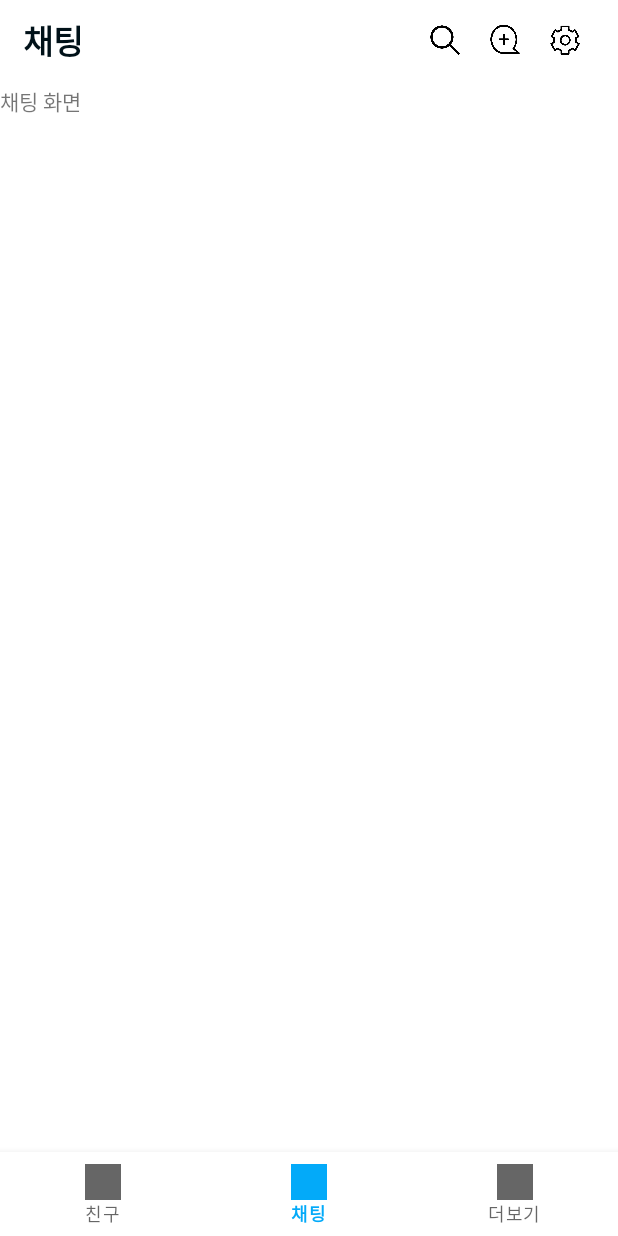
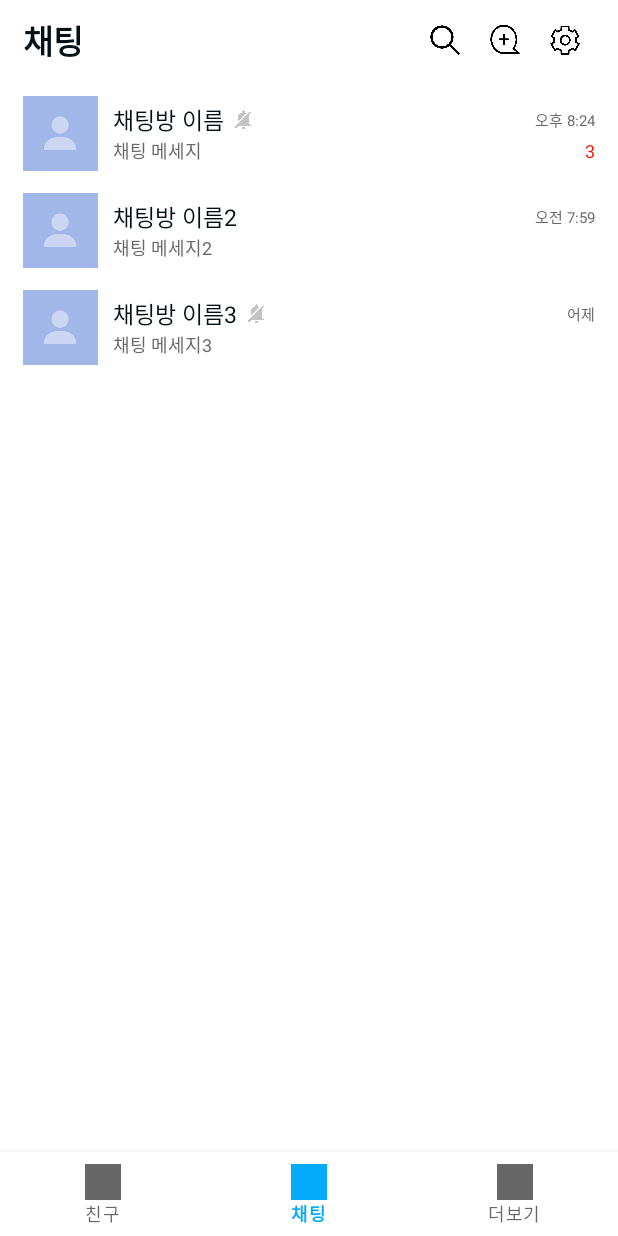
Before and after one commit to AnYeRim/ChattingApp, an Android app: the FriendsFragment screen opened directly, with no data from a screen before it, item 2 of the bottom bar chosen, on a phone screen of 412 x 824 dp. Run offline under Robolectric (Android 15) with nearby library versions, the light colour scheme and no system bars; pictures from the network do not load.

Commit message:
create chatting room ui & function
대략적인 ui 및 기능

```diff
--- /dev/null
+++ b/app/src/main/java/com/example/chattingapp/Model/DTO/Room.java
@@ -0,0 +1,108 @@
+package com.example.chattingapp.Model.DTO;
+
+import com.google.gson.annotations.SerializedName;
+
+//DTO란 전달하는 데이터가 저장되어있는 객체. (서버로 보내는 값)
+//VO는 Read를 목적으로 값이 저장되어있는 객체로 값의 변경이 없다. (서버에서 받은 값)
+public class Room {
+
+    @SerializedName("room_id")
+    private String id;
+
+    @SerializedName("profile_url")
+    private String imageURL;
+
+    @SerializedName("room_title")
+    private String roomTitle;
+
+    @SerializedName("member_total")
+    private String total;
+
+    @SerializedName("room_alarm")
+    private boolean alarm;
+
+    @SerializedName("room_update_date")
+    private String updateDate;
+
+    @SerializedName("message")
+    private String message;
+
+    @SerializedName("new_message")
+    private int newMessage;
+
+    public Room(String id, String imageURL, String roomTitle, String message, String total,
+                boolean alarm, String updateDate, int newMessage) {
+        this.id = id;
+        this.imageURL = imageURL;
+        this.roomTitle = roomTitle;
+        this.message = message;
+        this.total = total;
+        this.alarm = alarm;
+        this.updateDate = updateDate;
+        this.newMessage = newMessage;
+    }
+
+    public String getId() {
+        return id;
+    }
+
+    public void setId(String id) {
+        this.id = id;
+    }
+
+    public String getImageURL() {
+        return imageURL;
+    }
+
+    public void setImageURL(String imageURL) {
+        this.imageURL = imageURL;
+    }
+
+    public String getRoomTitle() {
+        return roomTitle;
+    }
+
+    public void setRoomTitle(String roomTitle) {
+        this.roomTitle = roomTitle;
+    }
+
+    public String getMessage() {
+        return message;
+    }
+
+    public void setMessage(String message) {
+        this.message = message;
+    }
+
+    public String getTotal() {
+        return total;
+    }
+
+    public void setTotal(String total) {
+        this.total = total;
+    }
+
+    public boolean isAlarm() {
+        return alarm;
+    }
+
+    public void setAlarm(boolean alarm) {
+        this.alarm = alarm;
+    }
+
+    public String getUpdateDate() {
+        return updateDate;
+    }
+
+    public void setUpdateDate(String updateDate) {
+        this.updateDate = updateDate;
+    }
+
+    public int getNewMessage() {
+        return newMessage;
+    }
+
+    public void setNewMessage(int newMessage) {
+        this.newMessage = newMessage;
+    }
+}
--- a/app/src/main/java/com/example/chattingapp/View/Activity/MainActivity.java
+++ b/app/src/main/java/com/example/chattingapp/View/Activity/MainActivity.java
@@ -9,7 +9,7 @@ import androidx.appcompat.app.AppCompatActivity;
 import androidx.fragment.app.Fragment;
 
 import com.example.chattingapp.R;
-import com.example.chattingapp.View.Fragment.ChatFragment;
+import com.example.chattingapp.View.Fragment.RoomFragment;
 import com.example.chattingapp.View.Fragment.EtcFragment;
 import com.example.chattingapp.View.Fragment.FriendsFragment;
 import com.example.chattingapp.databinding.ActivityMainBinding;
@@ -30,7 +30,7 @@ public class MainActivity extends AppCompatActivity {
         setContentView(binding.getRoot());
 
         frg_friends = new FriendsFragment();
-        frg_chat = new ChatFragment();
+        frg_chat = new RoomFragment();
         frg_etc = new EtcFragment();
 
         binding.titleBar.txtTitle.setText("친구");
--- a/app/src/main/java/com/example/chattingapp/View/Adapter/AdapterFriends.java
+++ b/app/src/main/java/com/example/chattingapp/View/Adapter/AdapterFriends.java
@@ -34,7 +34,7 @@ public class AdapterFriends extends RecyclerView.Adapter<AdapterFriends.ViewHold
 
     @Override
     public void onBindViewHolder(@NonNull AdapterFriends.ViewHolder holder, int position) {
-        holder.setItemTermsBinding(data.get(position));
+        holder.setItemFriendsBinding(data.get(position));
     }
 
     @Override
@@ -52,7 +52,7 @@ public class AdapterFriends extends RecyclerView.Adapter<AdapterFriends.ViewHold
             itemFriendsBinding.linearFriends.setOnClickListener(this);
         }
 
-        void setItemTermsBinding(Friends data) {
+        void setItemFriendsBinding(Friends data) {
             //Glide.with(mContext).load(data.getImageURL()).into(itemFriendsBinding.imgProfile);
             itemFriendsBinding.txtNicName.setText(data.getNikName());
             //itemFriendsBinding.txtMessage.setText(data.getMessage());
@@ -62,7 +62,7 @@ public class AdapterFriends extends RecyclerView.Adapter<AdapterFriends.ViewHold
         public void onClick(View view) {
             int position = getAdapterPosition();
 
-            Toast.makeText(mContext,data.get(position).getNikName().toString(), Toast.LENGTH_SHORT).show();
+            Toast.makeText(mContext,data.get(position).getNikName(), Toast.LENGTH_SHORT).show();
         }
     }
 }
--- /dev/null
+++ b/app/src/main/java/com/example/chattingapp/View/Adapter/AdapterRoom.java
@@ -0,0 +1,131 @@
+package com.example.chattingapp.View.Adapter;
+
+import android.app.AlertDialog;
+import android.content.Context;
+import android.content.DialogInterface;
+import android.view.LayoutInflater;
+import android.view.View;
+import android.view.ViewGroup;
+import android.widget.Toast;
+
+import androidx.annotation.NonNull;
+import androidx.recyclerview.widget.RecyclerView;
+
+import com.example.chattingapp.Model.DTO.Room;
+import com.example.chattingapp.R;
+import com.example.chattingapp.databinding.ItemRoomBinding;
+
+import java.util.ArrayList;
+
+public class AdapterRoom extends RecyclerView.Adapter<AdapterRoom.ViewHolder> {
+
+    private Context mContext;
+    private ArrayList<Room> data;
+
+    public AdapterRoom(Context mContext, ArrayList<Room> data) {
+        this.mContext = mContext;
+        this.data = data;
+    }
+
+    @NonNull
+    @Override
+    public AdapterRoom.ViewHolder onCreateViewHolder(@NonNull ViewGroup parent, int viewType) {
+        View view = LayoutInflater.from(mContext).inflate(R.layout.item_room,parent,false);
+        return new AdapterRoom.ViewHolder(view);
+    }
+
+    @Override
+    public void onBindViewHolder(@NonNull AdapterRoom.ViewHolder holder, int position) {
+        holder.setItemRoomBinding(data.get(position));
+    }
+
+    @Override
+    public int getItemCount() {
+        return data.size();
+    }
+
+    public class ViewHolder extends RecyclerView.ViewHolder implements View.OnClickListener, View.OnLongClickListener {
+        private ItemRoomBinding itemRoomBinding;
+
+        public ViewHolder(@NonNull View itemView) {
+            super(itemView);
+
+            itemRoomBinding = ItemRoomBinding.bind(itemView);
+            itemRoomBinding.linearRoom.setOnClickListener(this);
+            itemRoomBinding.linearRoom.setOnLongClickListener(this);
+        }
+
+        void setItemRoomBinding(Room data) {
+            //Glide.with(mContext).load(data.getImageURL()).into(itemFriendsBinding.imgProfile);
+            itemRoomBinding.txtRoomTitle.setText(data.getRoomTitle());
+            itemRoomBinding.txtTotal.setText(data.getTotal());
+            itemRoomBinding.txtUpdateDate.setText(data.getUpdateDate());
+            itemRoomBinding.txtMessage.setText(data.getMessage());
+            itemRoomBinding.txtNewMessage.setText(Integer.toString(data.getNewMessage()));
+
+            if(data.getTotal().equals("1")){
+                itemRoomBinding.txtTotal.setVisibility(View.GONE);
+            }
+
+            if(data.isAlarm() == true){
+                itemRoomBinding.imgAlarm.setVisibility(View.GONE);
+            }else {
+                itemRoomBinding.imgAlarm.setVisibility(View.VISIBLE);
+            }
+
+            if(data.getNewMessage() == 0){
+                itemRoomBinding.txtNewMessage.setVisibility(View.GONE);
+            }
+        }
+
+        @Override
+        public void onClick(View view) {
+            int position = getAdapterPosition();
+
+            System.out.println("클릭");
+
+            Toast.makeText(mContext, data.get(position).getRoomTitle(), Toast.LENGTH_SHORT).show();
+        }
+
+        @Override
+        public boolean onLongClick(View view) {
+            int position = getAdapterPosition();
+
+            System.out.println("롱클릭");
+            final String[] items;
+            if(data.get(position).isAlarm()){
+                items = new String[]{"채팅방 이름 설정","즐겨찾기에 추가","채팅방 알림 끄기","나가기"};
+            }else {
+                items = new String[]{"채팅방 이름 설정","즐겨찾기에 추가","채팅방 알림 켜기","나가기"};
+            }
+
+            AlertDialog.Builder dlg = new AlertDialog.Builder(mContext);
+            dlg.setTitle(data.get(position).getRoomTitle());
+            dlg.setItems(items,new DialogInterface.OnClickListener(){
+                public void onClick(DialogInterface dialog,int which){
+                    switch (which){
+                        case 0:
+                            Toast.makeText(mContext, "채팅방 이름 설정", Toast.LENGTH_SHORT).show();
+                            break;
+                        case 1:
+                            Toast.makeText(mContext, "즐겨찾기에 추가", Toast.LENGTH_SHORT).show();
+                            break;
+                        case 2:
+                            data.get(position).setAlarm(!data.get(position).isAlarm());
+                            Toast.makeText(mContext, "채팅방 알림", Toast.LENGTH_SHORT).show();
+                            break;
+                        case 3:
+                            Toast.makeText(mContext, "나가기", Toast.LENGTH_SHORT).show();
+                            break;
+
+                    }
+                    notifyDataSetChanged();
+                    Toast.makeText(mContext,items[which],Toast.LENGTH_SHORT).show();
+                }
+            });
+            dlg.show();
+
+            return true;
+        }
+    }
+}
--- a/app/src/main/java/com/example/chattingapp/View/Fragment/ChatFragment.java
+++ /dev/null
@@ -1,20 +0,0 @@
-package com.example.chattingapp.View.Fragment;
-
-import android.os.Bundle;
-import android.view.LayoutInflater;
-import android.view.View;
-import android.view.ViewGroup;
-
-import androidx.fragment.app.Fragment;
-
-import com.example.chattingapp.R;
-
-public class ChatFragment extends Fragment {
-
-    @Override
-    public View onCreateView(LayoutInflater inflater, ViewGroup container,
-                             Bundle savedInstanceState) {
-
-        return inflater.inflate(R.layout.fragment_chat, container, false);
-    }
-}
--- a/app/src/main/java/com/example/chattingapp/View/Fragment/FriendsFragment.java
+++ b/app/src/main/java/com/example/chattingapp/View/Fragment/FriendsFragment.java
@@ -13,7 +13,6 @@ import com.example.chattingapp.Model.APIInterface;
 import com.example.chattingapp.Model.DTO.Friends;
 import com.example.chattingapp.Model.NetworkResponse;
 import com.example.chattingapp.Model.VO.JSONFriends;
-import com.example.chattingapp.Utils.ActivityUtils;
 import com.example.chattingapp.Utils.SharedPreferenceUtil;
 import com.example.chattingapp.View.Adapter.AdapterFriends;
 import com.example.chattingapp.databinding.FragmentFriendsBinding;
@@ -29,7 +28,6 @@ public class FriendsFragment extends Fragment {
     private ArrayList<Friends> favorites, friends;
     private AdapterFriends adapterFavorites, adapterFriends;
     private APIInterface apiInterface;
-    private ActivityUtils activityUtils;
 
     @Override
     public View onCreateView(LayoutInflater inflater, ViewGroup container,
@@ -42,7 +40,6 @@ public class FriendsFragment extends Fragment {
         binding.myInfo.txtNicName.setText(nikName);
 
         apiInterface = APIClient.getClient(token).create(APIInterface.class);
-        activityUtils = new ActivityUtils();
         getFriendsList();
 
         favorites = new ArrayList<Friends>();
--- /dev/null
+++ b/app/src/main/java/com/example/chattingapp/View/Fragment/RoomFragment.java
@@ -0,0 +1,61 @@
+package com.example.chattingapp.View.Fragment;
+
+import android.os.Bundle;
+import android.view.LayoutInflater;
+import android.view.View;
+import android.view.ViewGroup;
+
+import androidx.fragment.app.Fragment;
+import androidx.recyclerview.widget.LinearLayoutManager;
+
+import com.example.chattingapp.Model.DTO.Room;
+import com.example.chattingapp.View.Adapter.AdapterRoom;
+import com.example.chattingapp.databinding.FragmentRoomBinding;
+
+import java.util.ArrayList;
+
+public class RoomFragment extends Fragment {
+
+    private FragmentRoomBinding binding;
+    private ArrayList<Room> room;
+    private AdapterRoom adapterRoom;
+
+    @Override
+    public View onCreateView(LayoutInflater inflater, ViewGroup container,
+                             Bundle savedInstanceState) {
+
+        binding = FragmentRoomBinding.inflate(inflater, container, false);
+
+        getRoomList();
+        setRecyclerRoom();
+
+        return binding.getRoot();
+    }
+
+    private void getRoomList() {
+        /*Call<JSONFriends> call = apiInterface.doGetFriendsList();
+
+        NetworkResponse<JSONFriends> networkResponse = new NetworkResponse<JSONFriends>();
+        call.enqueue(networkResponse);
+
+        if(networkResponse.getRes() != null){
+            friends = networkResponse.getRes().getFriends();
+            setRecyclerFriends();
+        }else {
+            call.cancel();
+        }*/
+        room = new ArrayList<Room>();
+        room.add(new Room("1",null,"채팅방 이름","채팅 메세지",
+                "1",false,"오후 8:24",3));
+        room.add(new Room("2",null,"채팅방 이름2","채팅 메세지2",
+                "1",true,"오전 7:59",0));
+        room.add(new Room("3",null,"채팅방 이름3","채팅 메세지3",
+                "1",false,"어제",0));
+    }
+
+    private void setRecyclerRoom() {
+        binding.recyclerRoom.setLayoutManager(new LinearLayoutManager(getActivity()));
+        adapterRoom = new AdapterRoom(getActivity(), room);
+        binding.recyclerRoom.setAdapter(adapterRoom);
+    }
+}
--- a/app/src/main/res/layout/fragment_friends.xml
+++ b/app/src/main/res/layout/fragment_friends.xml
@@ -21,7 +21,7 @@
 
     <TextView
         android:id="@+id/txtFavoites"
-        style="@style/txtContents3"
+        style="@style/txtContents4"
         android:layout_width="match_parent"
         android:layout_height="wrap_content"
         android:paddingHorizontal="15dp"
@@ -42,7 +42,7 @@
 
     <TextView
         android:id="@+id/txtFriends"
-        style="@style/txtContents3"
+        style="@style/txtContents4"
         android:layout_width="match_parent"
         android:layout_height="wrap_content"
         android:paddingHorizontal="15dp"
--- a/app/src/main/res/layout/fragment_chat.xml
+++ b/app/src/main/res/layout/fragment_room.xml
@@ -3,11 +3,11 @@
     xmlns:tools="http://schemas.android.com/tools"
     android:layout_width="match_parent"
     android:layout_height="match_parent"
-    tools:context=".View.Fragment.ChatFragment">
+    tools:context=".View.Fragment.RoomFragment">
 
-    <TextView
+    <androidx.recyclerview.widget.RecyclerView
+        android:id="@+id/recycler_room"
         android:layout_width="match_parent"
-        android:layout_height="match_parent"
-        android:text="채팅 화면" />
+        android:layout_height="wrap_content"/>
 
 </FrameLayout>
--- a/app/src/main/res/layout/item_friends.xml
+++ b/app/src/main/res/layout/item_friends.xml
@@ -25,7 +25,9 @@
         android:layout_width="wrap_content"
         android:layout_height="wrap_content"
         android:text="이름"
-        style="@style/txtTitle3"/>
+        style="@style/txtTitle3"
+        android:singleLine="true"
+        android:ellipsize="end"/>
 
     <TextView
         android:id="@+id/txtMessage"
@@ -33,6 +35,8 @@
         android:layout_height="wrap_content"
         android:text="상태메세지"
         style="@style/txtContents3"
+        android:singleLine="true"
+        android:ellipsize="end"
         android:visibility="gone"/>
     </LinearLayout>
 
--- /dev/null
+++ b/app/src/main/res/layout/item_room.xml
@@ -0,0 +1,95 @@
+<?xml version="1.0" encoding="utf-8"?>
+<LinearLayout xmlns:android="http://schemas.android.com/apk/res/android"
+    android:id="@+id/linearRoom"
+    android:layout_width="match_parent"
+    android:layout_height="wrap_content"
+    android:orientation="horizontal"
+    android:paddingHorizontal="15dp"
+    android:paddingVertical="7dp">
+
+    <ImageView
+        android:id="@+id/imgProfile"
+        android:layout_width="50dp"
+        android:layout_height="50dp"
+        android:layout_marginRight="10dp"
+        android:background="@drawable/profile_default" />
+
+    <LinearLayout
+        android:layout_width="match_parent"
+        android:layout_height="wrap_content"
+        android:layout_gravity="center_vertical"
+        android:orientation="vertical">
+
+        <LinearLayout
+            android:layout_width="match_parent"
+            android:layout_height="wrap_content"
+            android:layout_gravity="center_vertical"
+            android:orientation="horizontal">
+
+            <TextView
+                android:id="@+id/txtRoomTitle"
+                style="@style/txtTitle3"
+                android:layout_width="wrap_content"
+                android:layout_height="wrap_content"
+                android:ellipsize="end"
+                android:singleLine="true"
+                android:text="이름" />
+
+            <TextView
+                android:id="@+id/txtTotal"
+                style="@style/txtContents2"
+                android:layout_width="wrap_content"
+                android:layout_height="wrap_content"
+                android:layout_marginLeft="5dp"
+                android:text="3" />
+
+            <ImageView
+                android:id="@+id/imgAlarm"
+                android:layout_width="15dp"
+                android:layout_height="15dp"
+                android:layout_gravity="center"
+                android:layout_marginLeft="5dp"
+                android:background="@drawable/alarm" />
+
+            <TextView
+                android:id="@+id/txtUpdateDate"
+                android:layout_width="match_parent"
+                android:layout_height="wrap_content"
+                style="@style/txtContents4"
+                android:text="오후 8:28"
+                android:layout_gravity="center"
+                android:gravity="right"/>
+
+        </LinearLayout>
+
+        <LinearLayout
+            android:layout_width="match_parent"
+            android:layout_height="wrap_content"
+            android:layout_gravity="center_vertical"
+            android:orientation="horizontal">
+
+            <TextView
+                android:id="@+id/txtMessage"
+                style="@style/txtContents3"
+                android:layout_width="wrap_content"
+                android:layout_height="wrap_content"
+                android:ellipsize="end"
+                android:singleLine="true"
+                android:text="상태메세지"
+                android:layout_gravity="center"/>
+
+            <TextView
+                android:id="@+id/txtNewMessage"
+                android:layout_width="match_parent"
+                android:layout_height="wrap_content"
+                android:textColor="#ff1100"
+                android:text="100"
+                android:textSize="12dp"
+                android:layout_gravity="center"
+                android:gravity="right"/>
+
+        </LinearLayout>
+
+    </LinearLayout>
+
+</LinearLayout>
--- a/app/src/main/res/values/style.xml
+++ b/app/src/main/res/values/style.xml
@@ -31,6 +31,11 @@
         <item name="android:textSize">12dp</item>
     </style>
 
+    <style name="txtContents4">
+        <item name="android:textColor">@color/gray</item>
+        <item name="android:textSize">10dp</item>
+    </style>
+
     <style name="edtTitle">
         <item name="android:textSize">16dp</item>
         <item name="android:paddingLeft">7dp</item>
```
Also changed, not shown: app/src/main/res/drawable/alarm.png (added).
